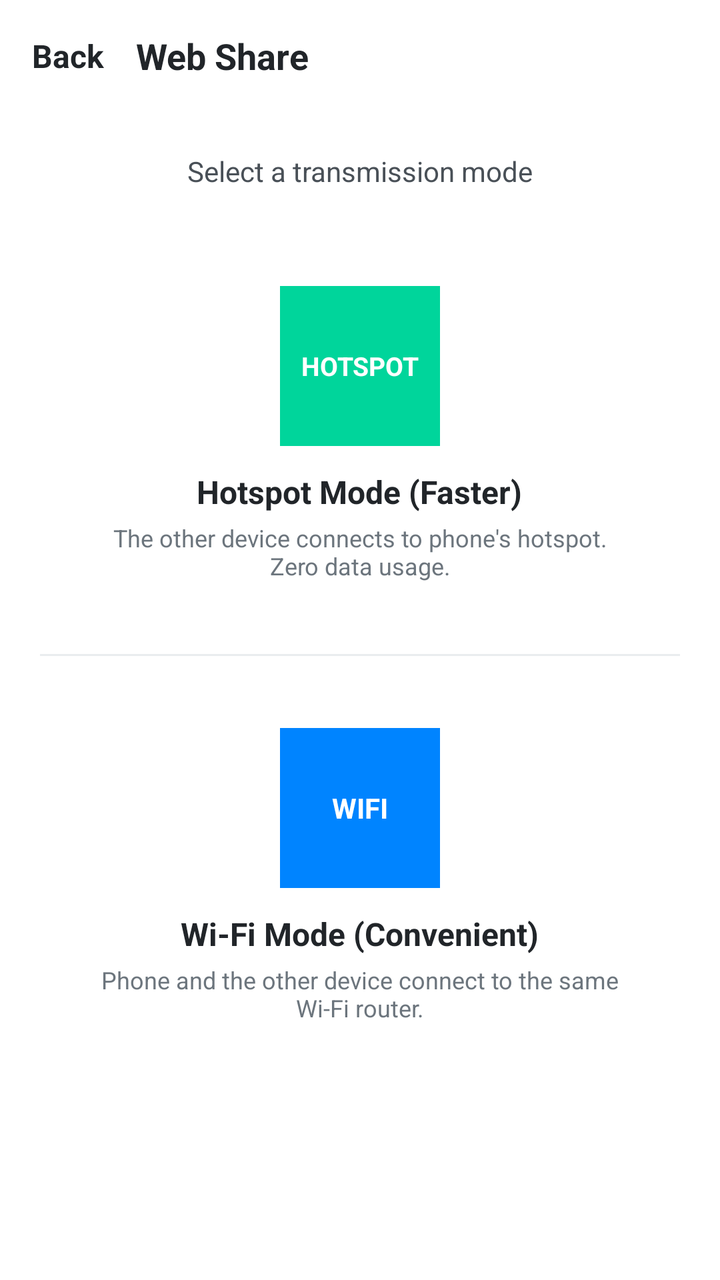
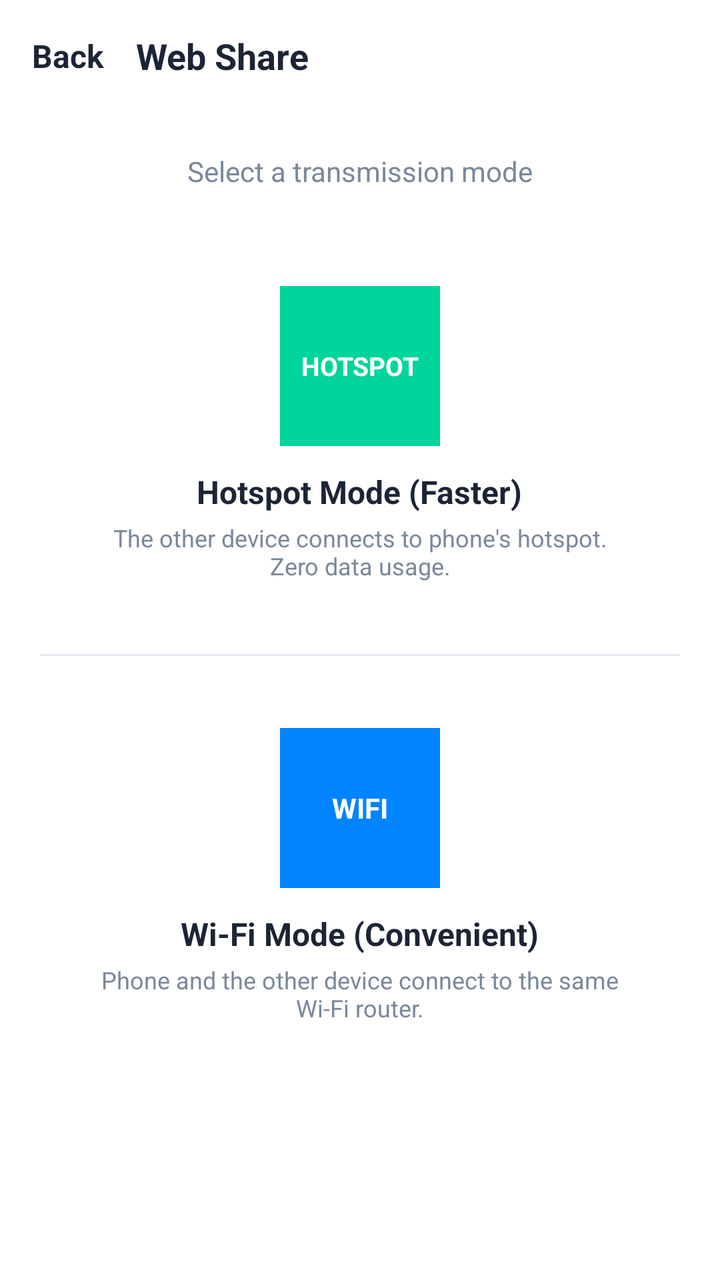

The first picture is an Android layout as it rendered before a commit; the second is the same layout after the commit. The layout source and the unified diff follow.
<!-- AndroidManifest.xml: application theme Theme.AirRapidShare -->
<!-- res/layout/activity_web_share.xml -->
<?xml version="1.0" encoding="utf-8"?>
<LinearLayout xmlns:android="http://schemas.android.com/apk/res/android"
    android:layout_width="match_parent"
    android:layout_height="match_parent"
    android:background="#FFFFFF"
    android:orientation="vertical">

    <LinearLayout
        android:layout_width="match_parent"
        android:layout_height="56dp"
        android:gravity="center_vertical"
        android:paddingStart="16dp"
        android:paddingEnd="16dp">

        <TextView
            android:id="@+id/btnBackWeb"
            android:layout_width="wrap_content"
            android:layout_height="wrap_content"
            android:text="Back"
            android:textColor="#212529"
            android:textSize="16sp"
            android:textStyle="bold" />

        <TextView
            android:layout_width="wrap_content"
            android:layout_height="wrap_content"
            android:layout_marginStart="16dp"
            android:text="Web Share"
            android:textColor="#212529"
            android:textSize="18sp"
            android:textStyle="bold" />
    </LinearLayout>

    <TextView
        android:layout_width="match_parent"
        android:layout_height="wrap_content"
        android:layout_marginTop="20dp"
        android:gravity="center"
        android:text="Select a transmission mode"
        android:textColor="#495057"
        android:textSize="14sp" />

    <LinearLayout
        android:id="@+id/optHotspotMode"
        android:layout_width="match_parent"
        android:layout_height="wrap_content"
        android:layout_marginTop="32dp"
        android:gravity="center"
        android:orientation="vertical"
        android:padding="16dp">

        <TextView
            android:layout_width="80dp"
            android:layout_height="80dp"
            android:background="#00D59B"
            android:gravity="center"
            android:text="HOTSPOT"
            android:textColor="#FFFFFF"
            android:textSize="13sp"
            android:textStyle="bold" />

        <TextView
            android:layout_width="wrap_content"
            android:layout_height="wrap_content"
            android:layout_marginTop="12dp"
            android:text="Hotspot Mode (Faster)"
            android:textColor="#212529"
            android:textSize="16sp"
            android:textStyle="bold" />

        <TextView
            android:layout_width="260dp"
            android:layout_height="wrap_content"
            android:layout_marginTop="4dp"
            android:gravity="center"
            android:text="The other device connects to phone's hotspot. Zero data usage."
            android:textColor="#6C757D"
            android:textSize="12sp" />
    </LinearLayout>

    <View
        android:layout_width="match_parent"
        android:layout_height="1dp"
        android:layout_margin="20dp"
        android:background="#E9ECEF" />

    <LinearLayout
        android:id="@+id/optWifiMode"
        android:layout_width="match_parent"
        android:layout_height="wrap_content"
        android:gravity="center"
        android:orientation="vertical"
        android:padding="16dp">

        <TextView
            android:layout_width="80dp"
            android:layout_height="80dp"
            android:background="#0084FF"
            android:gravity="center"
            android:text="WIFI"
            android:textColor="#FFFFFF"
            android:textSize="14sp"
            android:textStyle="bold" />

        <TextView
            android:layout_width="wrap_content"
            android:layout_height="wrap_content"
            android:layout_marginTop="12dp"
            android:text="Wi-Fi Mode (Convenient)"
            android:textColor="#212529"
            android:textSize="16sp"
            android:textStyle="bold" />

        <TextView
            android:layout_width="260dp"
            android:layout_height="wrap_content"
            android:layout_marginTop="4dp"
            android:gravity="center"
            android:text="Phone and the other device connect to the same Wi-Fi router."
            android:textColor="#6C757D"
            android:textSize="12sp" />
    </LinearLayout>
</LinearLayout>
<!-- resources referenced by this layout -->
<resources>
  <style name="Theme.AirRapidShare" parent="Theme.Material3.DayNight.NoActionBar">
          <item name="android:windowBackground">@color/bg_dark</item>
          <item name="android:statusBarColor">@color/bg_dark</item>
      </style>
  <color name="bg_dark">#070D18</color>
</resources>

<!-- the commit's change to res/layout/activity_web_share.xml (unified diff, before → after) -->
@@ -17,7 +17,7 @@
             android:layout_width="wrap_content"
             android:layout_height="wrap_content"
             android:text="Back"
-            android:textColor="#212529"
+            android:textColor="#1C2536"
             android:textSize="16sp"
             android:textStyle="bold" />
 
@@ -26,7 +26,7 @@
             android:layout_height="wrap_content"
             android:layout_marginStart="16dp"
             android:text="Web Share"
-            android:textColor="#212529"
+            android:textColor="#1C2536"
             android:textSize="18sp"
             android:textStyle="bold" />
     </LinearLayout>
@@ -37,7 +37,7 @@
         android:layout_marginTop="20dp"
         android:gravity="center"
         android:text="Select a transmission mode"
-        android:textColor="#495057"
+        android:textColor="#7A889B"
         android:textSize="14sp" />
 
     <LinearLayout
@@ -64,7 +64,7 @@
             android:layout_height="wrap_content"
             android:layout_marginTop="12dp"
             android:text="Hotspot Mode (Faster)"
-            android:textColor="#212529"
+            android:textColor="#1C2536"
             android:textSize="16sp"
             android:textStyle="bold" />
 
@@ -74,7 +74,7 @@
             android:layout_marginTop="4dp"
             android:gravity="center"
             android:text="The other device connects to phone's hotspot. Zero data usage."
-            android:textColor="#6C757D"
+            android:textColor="#7A889B"
             android:textSize="12sp" />
     </LinearLayout>
 
@@ -82,7 +82,7 @@
         android:layout_width="match_parent"
         android:layout_height="1dp"
         android:layout_margin="20dp"
-        android:background="#E9ECEF" />
+        android:background="#E5E9F2" />
 
     <LinearLayout
         android:id="@+id/optWifiMode"
@@ -107,7 +107,7 @@
             android:layout_height="wrap_content"
             android:layout_marginTop="12dp"
             android:text="Wi-Fi Mode (Convenient)"
-            android:textColor="#212529"
+            android:textColor="#1C2536"
             android:textSize="16sp"
             android:textStyle="bold" />
 
@@ -117,7 +117,7 @@
             android:layout_marginTop="4dp"
             android:gravity="center"
             android:text="Phone and the other device connect to the same Wi-Fi router."
-            android:textColor="#6C757D"
+            android:textColor="#7A889B"
             android:textSize="12sp" />
     </LinearLayout>
 </LinearLayout>
<!-- resource entries referenced after the edit -->
@@ -1,9 +1,8 @@
 <!-- resources referenced by this layout -->
 <resources>
   <style name="Theme.AirRapidShare" parent="Theme.Material3.DayNight.NoActionBar">
-          <item name="android:windowBackground">@color/bg_dark</item>
-          <item name="android:statusBarColor">@color/bg_dark</item>
+          <item name="android:statusBarColor">#0084FF</item>
+          <item name="android:windowLightStatusBar">false</item>
       </style>
-  <color name="bg_dark">#070D18</color>
 </resources>
 
